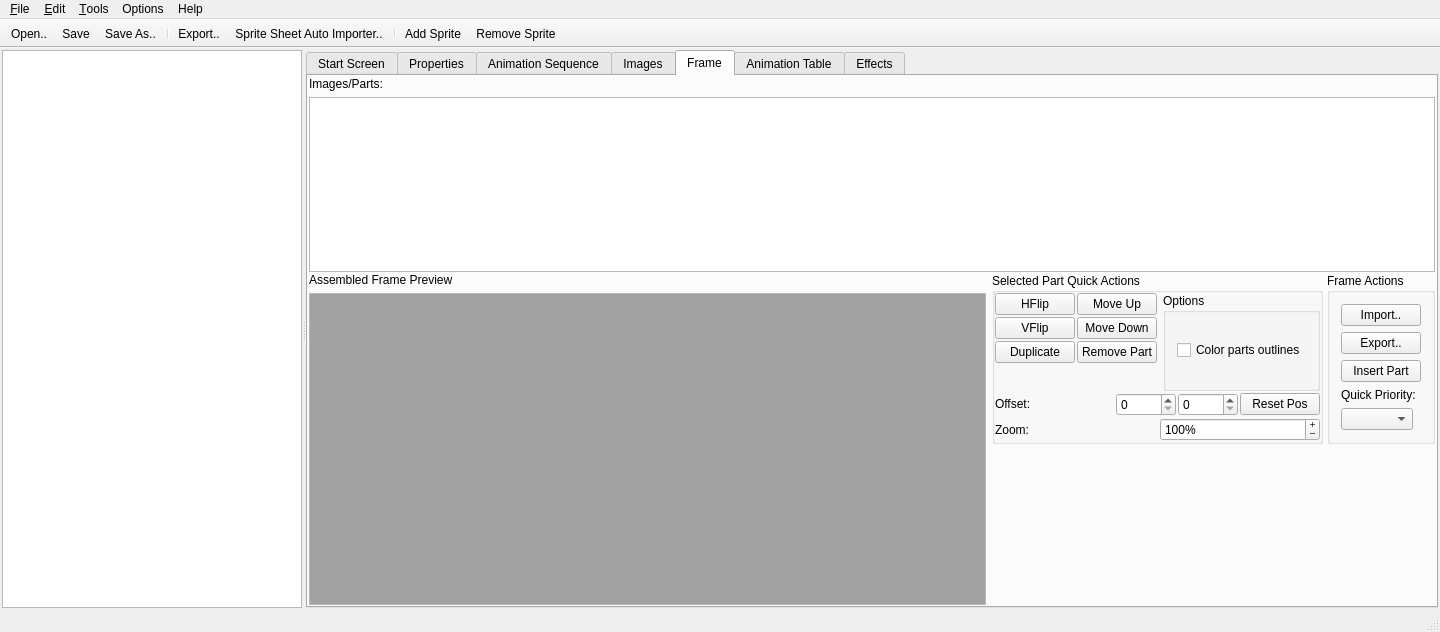
Old version of the form mainwindow.ui in the repository PsyCommando/ppmdu_spriteeditor.
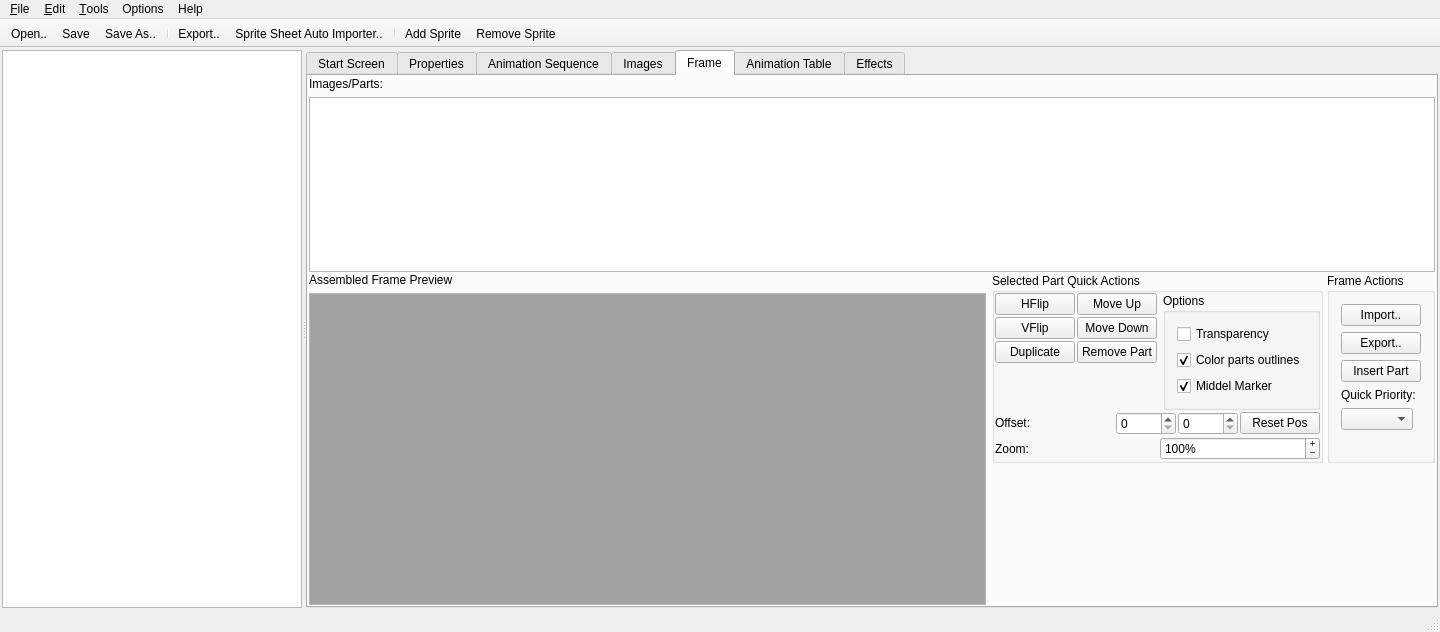
New version of the form. The open tabs and pages were chosen to show the change. Icons and pictures are not drawn.

What changed in the file:
```diff
--- a/mainwindow.ui
+++ b/mainwindow.ui
@@ -1548,10 +1548,30 @@
                      <bool>false</bool>
                     </property>
                     <layout class="QVBoxLayout" name="verticalLayout_14">
+                     <item>
+                      <widget class="QCheckBox" name="chkFrmTransparency">
+                       <property name="text">
+                        <string>Transparency</string>
+                       </property>
+                      </widget>
+                     </item>
                      <item>
                       <widget class="QCheckBox" name="chkColorPartOutlines">
                        <property name="text">
                         <string>Color parts outlines</string>
+                       </property>
+                       <property name="checked">
+                        <bool>true</bool>
+                       </property>
+                      </widget>
+                     </item>
+                     <item>
+                      <widget class="QCheckBox" name="chkFrmMiddleMarker">
+                       <property name="text">
+                        <string>Middel Marker</string>
+                       </property>
+                       <property name="checked">
+                        <bool>true</bool>
                        </property>
                       </widget>
                      </item>
```
Left out of the diff: 17 changed lines with no effect on the pictures.
